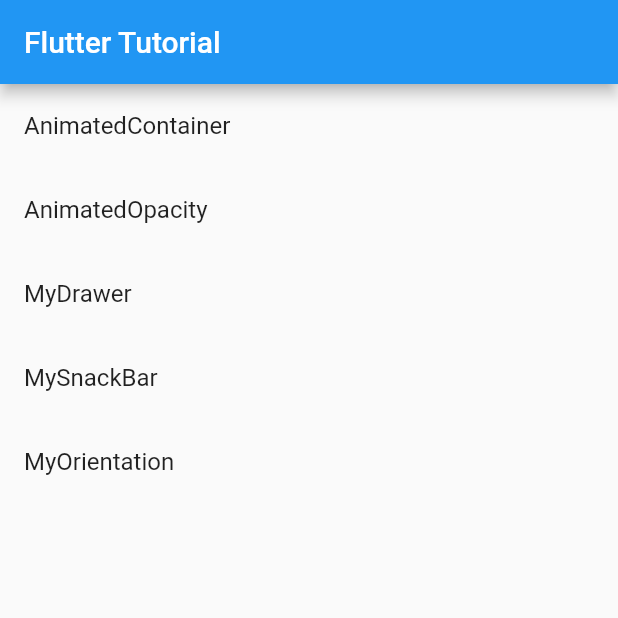
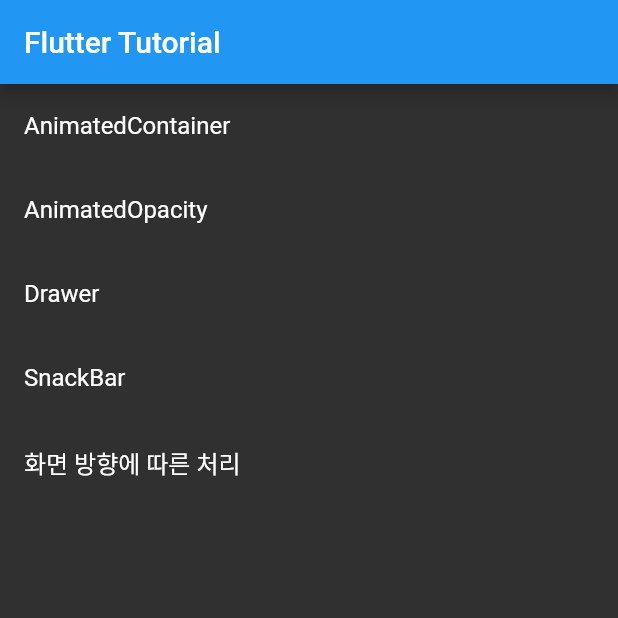
Before and after one commit to freelife1191/flutter_cookbook, a Flutter app: the screen it shows after launch, on a phone screen of 412 x 824 dp, the top half of it. Run offline on Flutter 3.47's test engine with Material 2 defaults, Android fonts, the phone set to English and light mode, and no system bars.

Commit message:
테마 변경 예제

```diff
--- a/lib/main.dart
+++ b/lib/main.dart
@@ -14,7 +14,10 @@ class MyApp extends StatelessWidget {
     return MaterialApp(
       title: 'Flutter Demo',
       theme: ThemeData(
-        primarySwatch: Colors.blue,
+        //primarySwatch: Colors.blue, // 전체적인 테마 색상
+        brightness: Brightness.dark, //전체적인 테마 변경
+        primaryColor: Colors.blue, //기본 색상
+        accentColor: Colors.yellow //버튼 색
       ),
       home: Scaffold(
         appBar: AppBar(
@@ -49,19 +52,19 @@ class _HomeState extends State<Home> {
           },
         ),
         ListTile(
-          title: Text('MyDrawer'),
+          title: Text('Drawer'),
           onTap: () {
             Navigator.push(context, MaterialPageRoute(builder: (context) => MyDrawer()));
           },
         ),
         ListTile(
-          title: Text('MySnackBar'),
+          title: Text('SnackBar'),
           onTap: () {
             Navigator.push(context, MaterialPageRoute(builder: (context) => MySnackBar()));
           },
         ),
         ListTile(
-          title: Text('MyOrientation'),
+          title: Text('화면 방향에 따른 처리'),
           onTap: () {
             Navigator.push(context, MaterialPageRoute(builder: (context) => MyOrientation()));
           },
```
